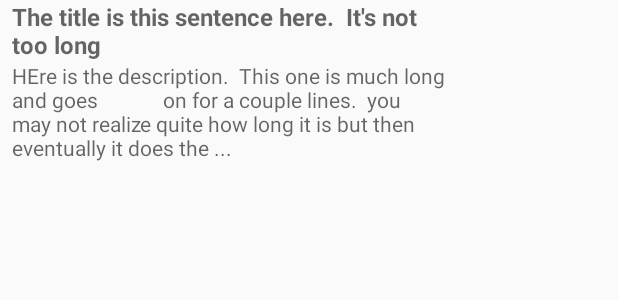
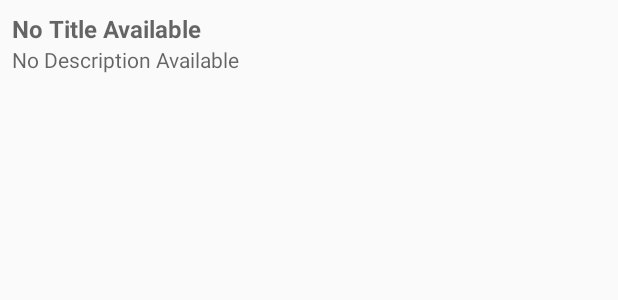
Before and after one commit to MichaelHighsmith/NewsNet, an Android app: the layout list_item_news.xml on its own in the app's theme, with its tools: preview values and no code run, on a phone screen of 412 x 824 dp. Shown: the top 300 px of the screen. Run offline under Robolectric (Android 15) with nearby library versions, the phone set to English and light mode, and no system bars.

```diff
--- a/app/src/main/AndroidManifest.xml
+++ b/app/src/main/AndroidManifest.xml
@@ -6,7 +6,7 @@
 
     <application
         android:allowBackup="true"
-        android:icon="@mipmap/ic_launcher"
+        android:icon="@drawable/news_image"
         android:label="@string/app_name"
         android:roundIcon="@mipmap/ic_launcher_round"
         android:supportsRtl="true"
--- a/app/src/main/java/com/satyrlabs/newsnet/ui/SourceAdapter.java
+++ b/app/src/main/java/com/satyrlabs/newsnet/ui/SourceAdapter.java
@@ -63,7 +63,7 @@ public class SourceAdapter extends RecyclerView.Adapter<SourceAdapter.SourceView
         final String id = sources.get(position).getId();
         holder.sourceName.setText(name);
         //Set the onclickListener for each news source
-        holder.sourceName.setOnClickListener(new View.OnClickListener(){
+        holder.sourcesLayout.setOnClickListener(new View.OnClickListener(){
             @Override
             public void onClick(View v){
                 if(callback!=null){
--- a/app/src/main/res/layout/list_item_news.xml
+++ b/app/src/main/res/layout/list_item_news.xml
@@ -5,7 +5,9 @@
     android:id="@+id/news_layout"
     android:orientation="horizontal"
     android:layout_width="match_parent"
-    android:layout_height="wrap_content">
+    android:layout_height="wrap_content"
+    android:paddingTop="8dp"
+    android:background="?android:attr/selectableItemBackground">
 
     <LinearLayout
         android:id="@+id/title_layout"
@@ -14,7 +16,8 @@
         android:orientation="vertical"
         android:layout_weight="3"
         android:layout_marginLeft="8dp"
-        android:layout_marginRight="8dp">
+        android:layout_marginRight="8dp"
+        android:gravity="center_vertical">
 
         <TextView
             android:id="@+id/title"
@@ -23,15 +26,12 @@
             android:textColor="@android:color/black"
             android:textStyle="bold"
             android:textSize="16dp"
-            android:hint="The title is this sentence here.  It's not too long"/>
+            android:hint="No Title Available" />
         <TextView
             android:id="@+id/description"
             android:layout_width="wrap_content"
             android:layout_height="wrap_content"
-            android:hint="HEre is the description.  This one is much long and goes
-            on for a couple lines.  you may not realize quite how long it is but then eventually it does the ..."/>
-
-
+            android:hint="No Description Available"/>
     </LinearLayout>
 
     <LinearLayout
@@ -39,12 +39,14 @@
         android:layout_width="0dp"
         android:layout_height="wrap_content"
         android:orientation="vertical"
-        android:layout_weight="1">
+        android:layout_weight="1"
+        android:layout_gravity="center_vertical">
 
         <ImageView
             android:id="@+id/image"
             android:layout_width="100dp"
-            android:layout_height="100dp" />
+            android:layout_height="100dp"
+            android:scaleType="centerInside"/>
 
 
     </LinearLayout>
--- a/app/src/main/res/values/colors.xml
+++ b/app/src/main/res/values/colors.xml
@@ -3,4 +3,9 @@
     <color name="colorPrimary">#3F51B5</color>
     <color name="colorPrimaryDark">#303F9F</color>
     <color name="colorAccent">#FF4081</color>
+    <color name="lightGrey">#BDC3C7</color>
+    <color name="darkPurple">#5B2C6F </color>
+    <color name="purple">#7D3C98 </color>
+    <color name="lightPurple">#D2B4DE    </color>
+
 </resources>
--- a/app/src/main/res/values/styles.xml
+++ b/app/src/main/res/values/styles.xml
@@ -3,9 +3,9 @@
     <!-- Base application theme. -->
     <style name="AppTheme" parent="Theme.AppCompat.Light.DarkActionBar">
         <!-- Customize your theme here. -->
-        <item name="colorPrimary">@color/colorPrimary</item>
-        <item name="colorPrimaryDark">@color/colorPrimaryDark</item>
-        <item name="colorAccent">@color/colorAccent</item>
+        <item name="colorPrimary">@color/purple</item>
+        <item name="colorPrimaryDark">@color/darkPurple</item>
+        <item name="colorAccent">@color/lightPurple</item>
     </style>
 
 </resources>
```
Also changed, not shown: app/src/main/java/com/satyrlabs/newsnet/api/NewsInterface.java (+9 -0 lines), app/src/main/java/com/satyrlabs/newsnet/ui/MainActivity.java (+91 -11 lines), app/src/main/java/com/satyrlabs/newsnet/ui/NewsAdapter.java (+6 -1 lines), app/src/main/java/com/satyrlabs/newsnet/ui/SimpleDividerItemDecoration.java (added, +38 -0 lines), app/src/main/res/drawable/line_divider.xml (added, +11 -0 lines), app/src/main/res/layout/activity_main.xml (+5 -20 lines), app/src/main/res/layout/list_item_sources.xml (+8 -3 lines), app/src/main/res/menu/main_menu.xml (added, +12 -0 lines), app/src/main/res/drawable/news_image.png (added).
